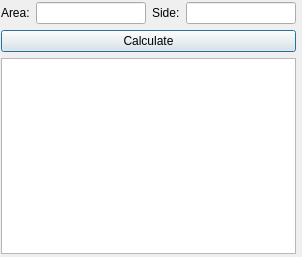
First picture: the form in src/gui/equ_trian_area.ui, repository ayham-1/upperLowerBounds, before the edit.
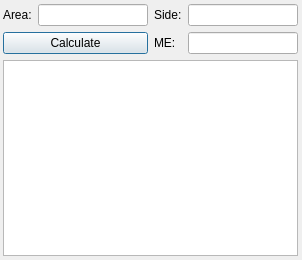
Second picture: the form after the edit.

Commit message:
Fix UI missing max-error input.
- Missing max-error input fix.
- Add gitlab-cicd qmake build.

What changed in the file:
```diff
--- a/src/gui/equ_trian_area.ui
+++ b/src/gui/equ_trian_area.ui
@@ -7,23 +7,23 @@
     <x>0</x>
     <y>0</y>
     <width>302</width>
-    <height>257</height>
+    <height>260</height>
    </rect>
   </property>
   <property name="windowTitle">
    <string>Equilateral Triangle Formula: Area</string>
   </property>
-  <widget class="QWidget" name="layoutWidget">
+  <widget class="QWidget" name="">
    <property name="geometry">
     <rect>
-     <x>1</x>
-     <y>2</y>
+     <x>3</x>
+     <y>4</y>
      <width>295</width>
      <height>252</height>
     </rect>
    </property>
-   <layout class="QVBoxLayout" name="verticalLayout">
-    <item>
+   <layout class="QGridLayout" name="gridLayout_2">
+    <item row="0" column="0">
      <layout class="QGridLayout" name="gridLayout">
       <item row="0" column="0">
        <widget class="QLabel" name="label">
@@ -45,16 +45,26 @@
       <item row="0" column="3">
        <widget class="QLineEdit" name="sideText"/>
       </item>
-      <item row="1" column="0" colspan="4">
+      <item row="1" column="0" colspan="2">
        <widget class="QPushButton" name="calculateBtn">
         <property name="text">
          <string>Calculate</string>
         </property>
        </widget>
       </item>
+      <item row="1" column="2">
+       <widget class="QLabel" name="label_3">
+        <property name="text">
+         <string>ME:</string>
+        </property>
+       </widget>
+      </item>
+      <item row="1" column="3">
+       <widget class="QLineEdit" name="maxErrorText"/>
+      </item>
      </layout>
     </item>
-    <item>
+    <item row="1" column="0">
      <widget class="QPlainTextEdit" name="plainTextEdit"/>
     </item>
    </layout>
```
The commit also changes 16 other files.
